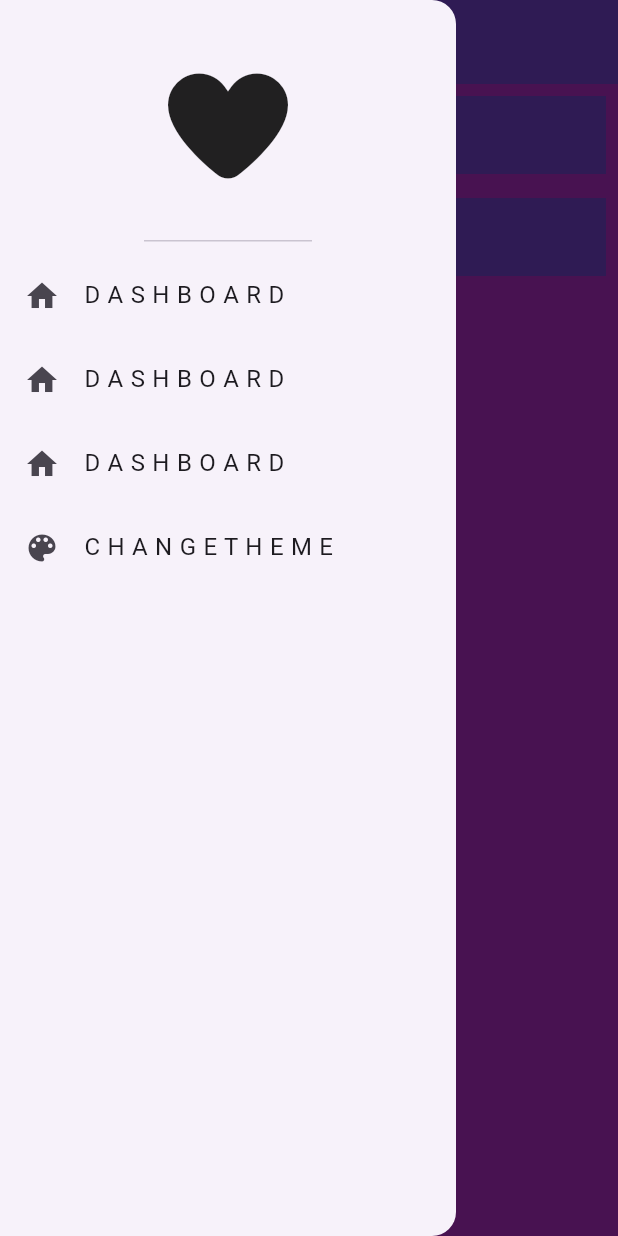
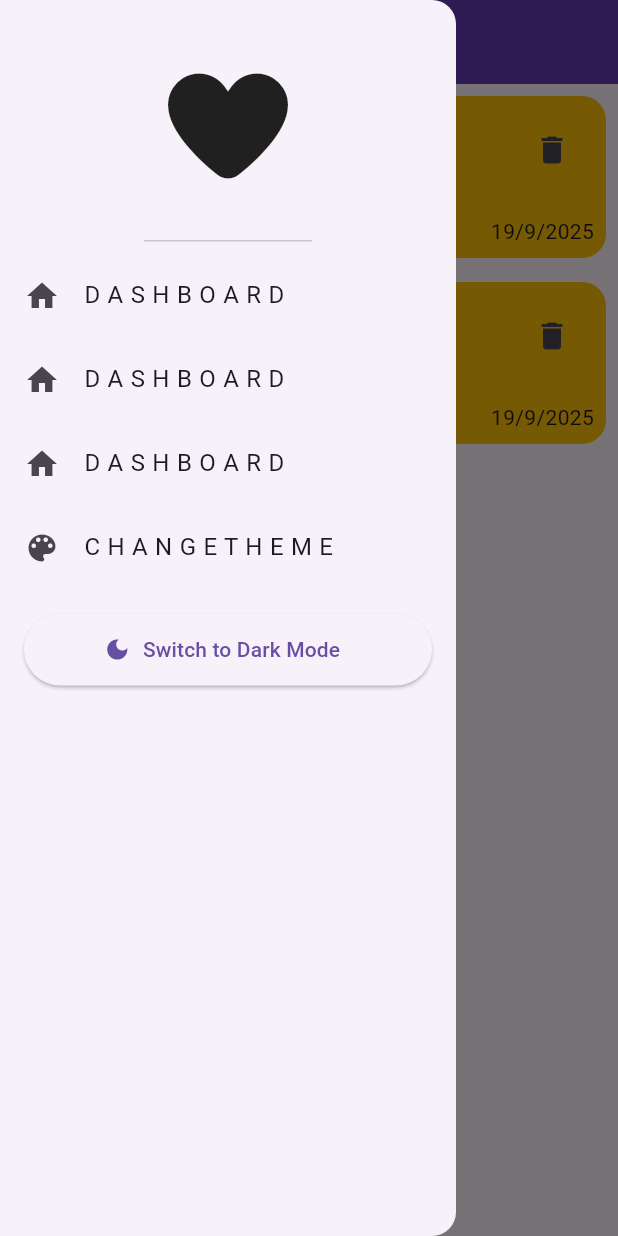
Before and after one commit to Elsp3aweyDev/NoteApp, a Flutter app: the screen it shows after launch, with the side drawer open, on a phone screen of 412 x 824 dp. Run offline on Flutter 3.47's test engine with Material 3 defaults, Android fonts, the phone set to English and light mode, and no system bars; our stand-ins replace font_awesome_flutter.

Commit message:
create notes list view

```diff
--- a/lib/main.dart
+++ b/lib/main.dart
@@ -10,6 +10,7 @@ class NoteApp extends StatelessWidget {
 
   @override
   Widget build(BuildContext context) {
-    return MaterialApp(debugShowCheckedModeBanner: false, home: HomePage());
+    return MaterialApp(
+      debugShowCheckedModeBanner: false, home: HomePage());
   }
 }
--- a/lib/views/home_page.dart
+++ b/lib/views/home_page.dart
@@ -1,41 +1,101 @@
 import 'package:flutter/material.dart';
 import 'package:my_note/views/widgets/customdrawer.dart';
+import 'package:my_note/views/widgets/notes.dart';
 
 class HomePage extends StatelessWidget {
   HomePage({super.key});
-  List todoList = [
-    ["learn flutter", false],
-    ["drink coffee", false],
+  final List todoList = [
+    [
+      "learn flutter",
+      "details",
+      DateTime(2024, 6, 10), // Example date
+      Colors.blue, // Example color
+    ],
+    [
+      "drink coffee",
+      "details two",
+      DateTime(2024, 6, 11), // Example date
+      Colors.green, // Example color
+    ],
   ];
   @override
   Widget build(BuildContext context) {
     return Scaffold(
       drawer: CastumDrawer(),
-      body: ListView.builder(
-        itemCount: todoList.length,
-        itemBuilder: (context, index) {
-          return Padding(
-            padding: const EdgeInsets.all(8.0),
-            child: Container(
-              padding: EdgeInsets.symmetric(horizontal: 16, vertical: 16),
-              color: Colors.deepPurple,
-              child: Center(
-                child: Text(
-                  style: TextStyle(color: Colors.white),
-                  todoList[index][0],
-                ),
-              ),
-            ),
-          );
-        },
+      body: Padding(
+        padding: const EdgeInsets.symmetric(horizontal: 8),
+        child: Notes(),
       ),
+
+      // ListView.builder(
+      //   itemCount: todoList.length,
+      //   itemBuilder: (context, index) {
+      //     return Padding(
+      //       padding: const EdgeInsets.all(8.0),
+      //       child: Container(
+      //         decoration: BoxDecoration(
+      //           color: todoList[index][3],
+      //           borderRadius: BorderRadius.circular(16),
+      //         ),
+      //         // height: 50, // احذف هذا السطر لجعل الارتفاع مرن
+      //         width: double.infinity,
+      //         // color: todoList[index][3], // كل عنصر بلون مختلف
+      //         child: Center(
+      //           child: Padding(
+      //             padding: const EdgeInsets.all(8.0),
+      //             child: Row(
+      //               children: [
+      //                 Column(
+      //                   mainAxisAlignment: MainAxisAlignment.center,
+      //                   children: [
+      //                     ListTile(
+      //                       title: Text("flutter tips"),
+      //                       subtitle: Text("this details"),
+      //                       trailing: Icon(Icons.delete),
+      //                     ),
+
+      //                     ////////////////////////////////////
+      //                     // Text(
+      //                     //   todoList[index][0],
+      //                     //   style: TextStyle(color: Colors.white),
+      //                     // ),
+      //                     // Text(
+      //                     //   todoList[index][1],
+      //                     //   style: TextStyle(
+      //                     //     color: Colors.white70,
+      //                     //     fontSize: 12,
+      //                     //   ),
+      //                     // ),
+      //                     // Text(
+      //                     //   // عرض التاريخ بشكل منسق
+      //                     //   "${todoList[index][2].day}/${todoList[index][2].month}/${todoList[index][2].year}",
+      //                     //   style: TextStyle(
+      //                     //     color: Colors.white54,
+      //                     //     fontSize: 10,
+      //                     //   ),
+      //                     // ),
+      //                     /////////////////////////////////////////
+      //                     // تم حذف الدائرة هنا
+      //                   ],
+      //                 ),
+      //                 Spacer(),
+      //                 Icon(Icons.delete),
+      //               ],
+      //             ),
+      //           ),
+      //         ),
+      //       ),
+      //     );
+      //   },
+      // ),
       appBar: AppBar(
+        backgroundColor: Colors.deepPurple,
         centerTitle: true,
         title: Text("Note app"),
-        backgroundColor: Colors.deepPurple,
-        foregroundColor: Colors.white,
+        // backgroundColor: Colors.deepPurple,
+        // foregroundColor: Colors.white,
       ),
-      backgroundColor: Colors.purple,
+      // backgroundColor: Colors.purple,
     );
   }
 }
--- /dev/null
+++ b/lib/views/models/note_model.dart
@@ -0,0 +1,13 @@
+class NoteModel {
+  final String title;
+  final String subtitle;
+  final String date;
+  final int color;
+
+  NoteModel({
+    required this.title,
+    required this.subtitle,
+    required this.date,
+    required this.color,
+  });
+}
--- a/lib/views/widgets/customdrawer.dart
+++ b/lib/views/widgets/customdrawer.dart
@@ -4,7 +4,8 @@ import 'package:my_note/views/models/drower_item_model.dart';
 import 'package:my_note/views/widgets/drawer_list.dart';
 
 class CastumDrawer extends StatelessWidget {
-  const CastumDrawer({super.key});
+  CastumDrawer({super.key});
+  final ValueNotifier<ThemeMode> notifier = ValueNotifier(ThemeMode.light);
   final List drawerItemsList = const [
     DrowerItemModel(icon: Icons.home, name: "D A S H B O A R D"),
     DrowerItemModel(icon: Icons.home, name: "D A S H B O A R D"),
@@ -13,13 +14,41 @@ class CastumDrawer extends StatelessWidget {
   ];
   @override
   Widget build(BuildContext context) {
+    return ValueListenableBuilder<ThemeMode>(
+      valueListenable: notifier,
+      builder: (_, value, _) {
         return Drawer(
           child: Column(
             children: [
               DrawerHeader(child: Icon(FontAwesomeIcons.solidHeart, size: 80)),
               DrawerList(drawerItemsList: drawerItemsList),
+              Padding(
+                padding: const EdgeInsets.all(16.0),
+                child: ElevatedButton.icon(
+                  icon: Icon(
+                    value == ThemeMode.light
+                        ? Icons.dark_mode
+                        : Icons.light_mode,
+                  ),
+                  label: Text(
+                    value == ThemeMode.light
+                        ? 'Switch to Dark Mode'
+                        : 'Switch to Light Mode',
+                  ),
+                  onPressed: () {
+                    notifier.value = value == ThemeMode.light
+                        ? ThemeMode.dark
+                        : ThemeMode.light;
+                  },
+                  style: ElevatedButton.styleFrom(
+                    minimumSize: const Size.fromHeight(48),
+                  ),
+                ),
+              ),
             ],
           ),
+        );
+      },
     );
 
     // Drawer(
--- /dev/null
+++ b/lib/views/widgets/notes.dart
@@ -0,0 +1,16 @@
+import 'package:flutter/material.dart';
+import 'package:my_note/views/widgets/notesbody.dart';
+
+class Notes extends StatelessWidget {
+  const Notes({super.key});
+
+  @override
+  Widget build(BuildContext context) {
+    return ListView.builder(
+      itemCount: 2,
+      itemBuilder: (context, index) {
+        return Notesbody();
+      },
+    );
+  }
+}
--- /dev/null
+++ b/lib/views/widgets/notesbody.dart
@@ -0,0 +1,45 @@
+import 'package:flutter/material.dart';
+
+class Notesbody extends StatelessWidget {
+  const Notesbody({super.key});
+
+  @override
+  Widget build(BuildContext context) {
+    return Column(
+      children: [
+        Padding(
+          padding: const EdgeInsets.symmetric(vertical: 8),
+          child: Container(
+            // height: 100,
+            width: double.infinity,
+            decoration: BoxDecoration(
+              borderRadius: BorderRadius.circular(16),
+              color: Colors.amber,
+            ),
+            child: Column(
+              children: [
+                ListTile(
+                  title: Text("the title"),
+                  subtitle: Text("the subtitle with mohsen elsp3awey"),
+                  trailing: Icon(Icons.delete),
+                ),
+                Padding(
+                  padding: const EdgeInsets.symmetric(
+                    horizontal: 8,
+                    vertical: 8,
+                  ),
+                  child: Align(
+                    alignment: AlignmentDirectional.bottomEnd,
+                    child: Text(
+                      "${DateTime.now().day}/${DateTime.now().month}/${DateTime.now().year}",
+                    ),
+                  ),
+                ),
+              ],
+            ),
+          ),
+        ),
+      ],
+    );
+  }
+}
--- a/pubspec.yaml
+++ b/pubspec.yaml
@@ -35,6 +35,7 @@ dependencies:
   # Use with the CupertinoIcons class for iOS style icons.
   cupertino_icons: ^1.0.8
   font_awesome_flutter: ^10.9.1
+  hive: ^2.2.3
 
 dev_dependencies:
   flutter_test:
```
Also changed, not shown: pubspec.lock. Lines whose indentation alone changed are shown as unchanged.
